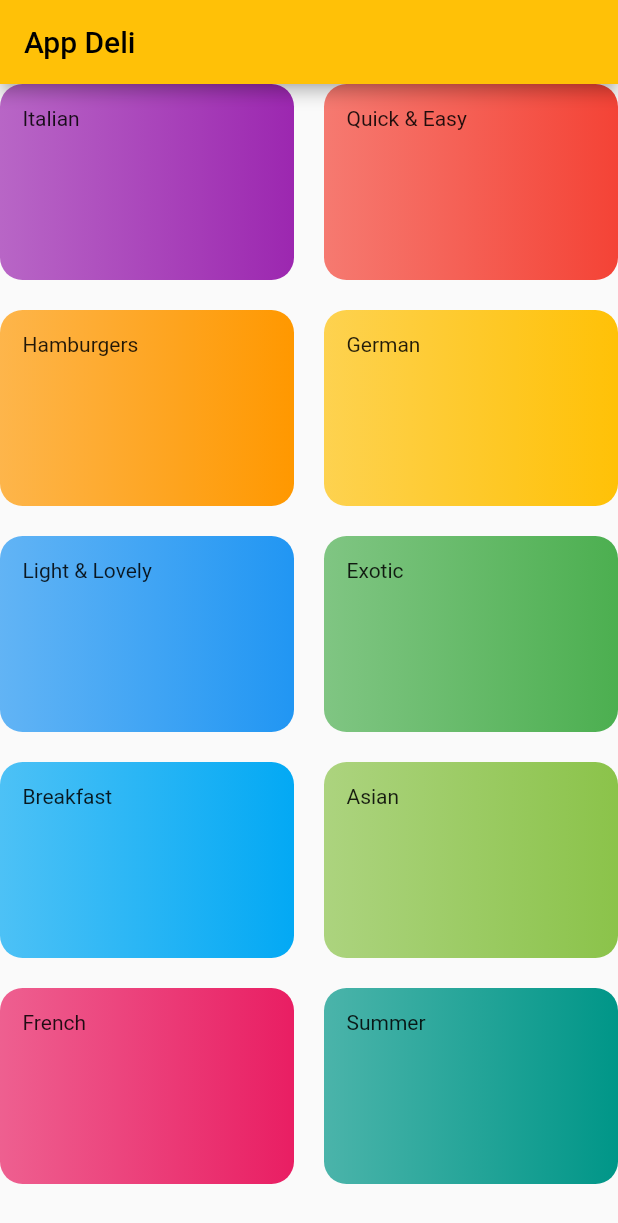
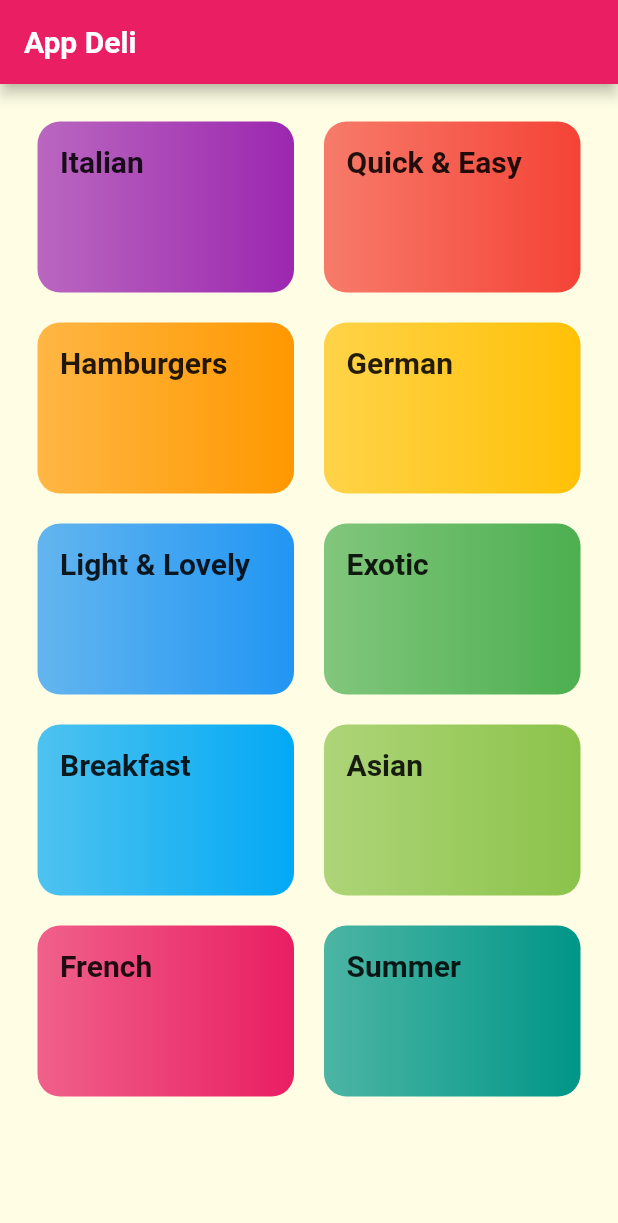
Before and after one commit to JoeyTheProgrammer/Flutter-Learning, a Flutter app: the screen it shows after launch, on a phone screen of 412 x 824 dp. Shown: the top 1223 px of the screen. Run offline on Flutter 3.47's test engine with Material 2 defaults, Android fonts, the phone set to English and light mode, and no system bars; Roboto replaces fonts that are missing (RobotoCondense).

Commit message:
added new fonts and spacing to the items

```diff
--- a/lib/categories_screen.dart
+++ b/lib/categories_screen.dart
@@ -11,6 +11,7 @@
         title: const Text('App Deli'),
       ),
       body: GridView(
+        padding: EdgeInsets.all(25),
         gridDelegate: SliverGridDelegateWithMaxCrossAxisExtent(
           maxCrossAxisExtent: 200,
           childAspectRatio: 3 / 2,
--- a/lib/category_item.dart
+++ b/lib/category_item.dart
@@ -10,7 +10,10 @@
   Widget build(BuildContext context) {
     return Container(
       padding: const EdgeInsets.all(15),
-      child: Text(title),
+      child: Text(
+        title,
+        style: Theme.of(context).textTheme.headline6,
+      ),
       decoration: BoxDecoration(
         gradient: LinearGradient(
           colors: [
--- a/lib/main.dart
+++ b/lib/main.dart
@@ -11,7 +11,23 @@
     return MaterialApp(
       title: 'DeliMeals',
       theme: ThemeData(
-        primarySwatch: Colors.amber,
+        primarySwatch: Colors.pink,
+        accentColor: Colors.amber,
+        canvasColor: Color.fromRGBO(255, 254, 229, 1),
+        fontFamily: 'Raleway',
+        textTheme: ThemeData.light().textTheme.copyWith(
+              bodyText1: TextStyle(
+                color: Color.fromRGBO(20, 51, 51, 1),
+              ),
+              bodyText2: TextStyle(
+                color: Color.fromRGBO(20, 51, 51, 1),
+              ),
+              headline6: TextStyle(
+                fontSize: 20,
+                fontFamily: 'RobotoCondense',
+                fontWeight: FontWeight.bold,
+              ),
+            ),
       ),
       home: CategoriesScreen(),
     );
--- a/lib/models/dummy_data.dart
+++ /dev/null
@@ -1,56 +0,0 @@
-import 'package:flutter/material.dart';
-
-import 'category.dart';
-
-const DUMMY_CATEGORIES = [
-  Category(
-    id: 'c1',
-    title: 'Italian',
-    color: Colors.purple,
-  ),
-  Category(
-    id: 'c2',
-    title: 'Quick & Easy',
-    color: Colors.red,
-  ),
-  Category(
-    id: 'c3',
-    title: 'Hamburgers',
-    color: Colors.orange,
-  ),
-  Category(
-    id: 'c4',
-    title: 'German',
-    color: Colors.amber,
-  ),
-  Category(
-    id: 'c5',
-    title: 'Light & Lovely',
-    color: Colors.blue,
-  ),
-  Category(
-    id: 'c6',
-    title: 'Exotic',
-    color: Colors.green,
-  ),
-  Category(
-    id: 'c7',
-    title: 'Breakfast',
-    color: Colors.lightBlue,
-  ),
-  Category(
-    id: 'c8',
-    title: 'Asian',
-    color: Colors.lightGreen,
-  ),
-  Category(
-    id: 'c9',
-    title: 'French',
-    color: Colors.pink,
-  ),
-  Category(
-    id: 'c10',
-    title: 'Summer',
-    color: Colors.teal,
-  ),
-];
```
Also changed, not shown: pubspec.yaml (+20 -7 lines), assets/fonts/Raleway-Black.ttf (added), assets/fonts/Raleway-Bold.ttf (added), assets/fonts/Raleway-Regular.ttf (added), assets/fonts/RobotoCondensed-Bold.ttf (added), assets/fonts/RobotoCondensed-Italic.ttf (added), assets/fonts/RobotoCondensed-Light.ttf (added), assets/fonts/RobotoCondensed-Regular.ttf (added).
